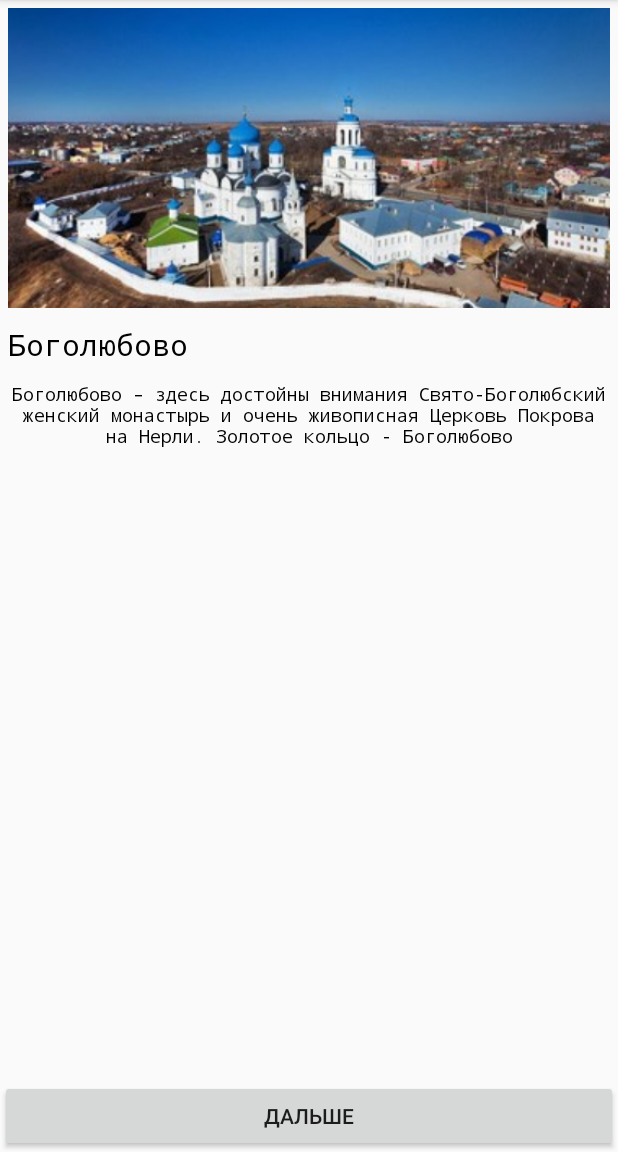
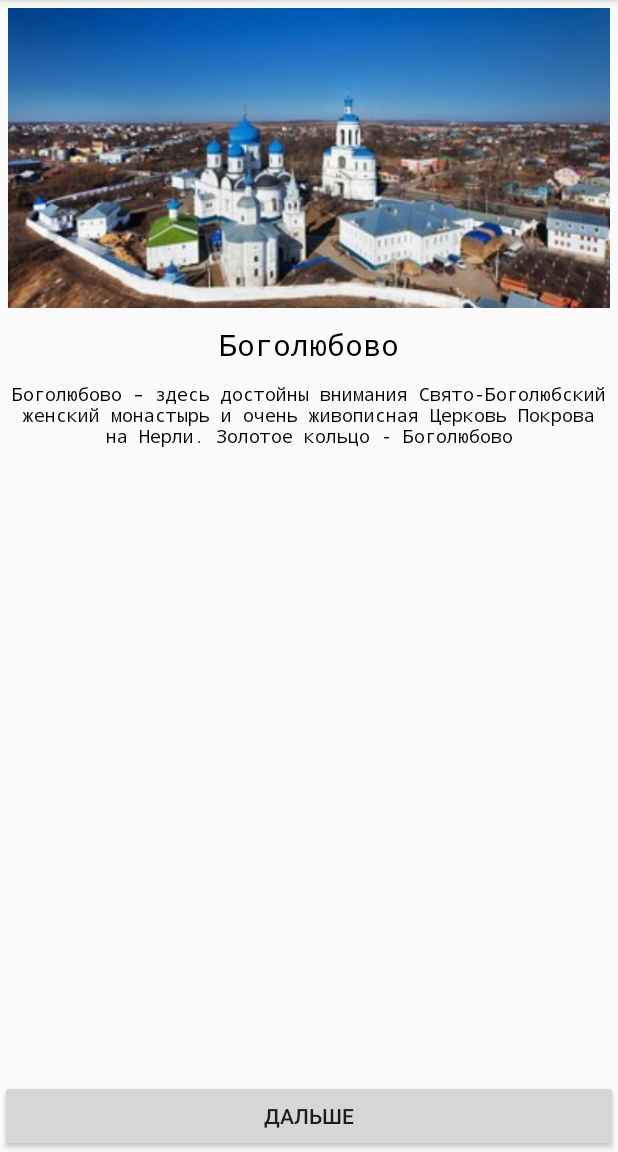
Before and after one commit to alexkatishev/goldRingRussia, an Android app: the BigRing screen opened directly, with no data from a screen before it, after a tap on "ДАЛЬШЕ", on a phone screen of 412 x 824 dp, the part 84-1236 px from its top. Run offline under Robolectric (Android 15) with nearby library versions, the phone set to English and light mode, and no system bars.

Commit message:
final def progect

```diff
--- a/app/src/main/java/ru/alexcat/goldenring/BigRing.kt
+++ b/app/src/main/java/ru/alexcat/goldenring/BigRing.kt
@@ -1,7 +1,6 @@
 package ru.alexcat.goldenring
 import android.os.Bundle
-import android.view.LayoutInflater
-import android.widget.LinearLayout
+import android.widget.Toast
 import androidx.appcompat.app.AppCompatActivity
 import androidx.recyclerview.widget.LinearLayoutManager
 import ru.alexcat.goldenring.databinding.ActivityBigRingBinding
@@ -35,7 +34,7 @@ class BigRing : AppCompatActivity() {
             rcvBigRing.adapter = adapter
             btnNextTown.setOnClickListener{
                 if (index > 6) index =0
-                val plant =Plant(imageIdList[index], titleTextList[index],infoTextIdList[index])
+                val plant =RingPlant(imageIdList[index], titleTextList[index],infoTextIdList[index])
                 adapter.addPlant(plant)
                 index++
             }
@@ -45,4 +44,28 @@ class BigRing : AppCompatActivity() {
 
     }
 
+
+    override fun onStart() {
+        super.onStart()
+        Toast.makeText(this, "onStart BigRing" + getString(R.string.toast_info), Toast.LENGTH_SHORT).show()
+
+    }
+
+    override fun onStop() {
+        super.onStop()
+        Toast.makeText(this, "onStop BigRing" + getString(R.string.toast_info), Toast.LENGTH_SHORT).show()
+
+    }
+
+    override fun onResume() {
+        super.onResume()
+        Toast.makeText(this, "onResume BigRing" + getString(R.string.toast_info), Toast.LENGTH_SHORT).show()
+
+    }
+
+    override fun onPause() {
+        super.onPause()
+        Toast.makeText(this, "onPause BigRing" + getString(R.string.toast_info), Toast.LENGTH_SHORT).show()
+
+    }
 }
--- a/app/src/main/java/ru/alexcat/goldenring/Plant.kt
+++ /dev/null
@@ -1,4 +0,0 @@
-package ru.alexcat.goldenring
-
-
-data class Plant(val imageId: Int, val title:String, val info_for_image: Int)
--- a/app/src/main/java/ru/alexcat/goldenring/PlantAdapter.kt
+++ b/app/src/main/java/ru/alexcat/goldenring/PlantAdapter.kt
@@ -1,5 +1,6 @@
 package ru.alexcat.goldenring
 
+import android.annotation.SuppressLint
 import android.view.LayoutInflater
 import android.view.View
 import android.view.ViewGroup
@@ -8,20 +9,17 @@ import ru.alexcat.goldenring.databinding.PlantItemBinding
 
 class PlantAdapter: RecyclerView.Adapter<PlantAdapter.PlantHolder>() {
 
-    private val plantList = ArrayList<Plant>()
+    private val plantList = ArrayList<RingPlant>()
 
     class PlantHolder(item:View): RecyclerView.ViewHolder(item) {
        private val binding = PlantItemBinding.bind(item)
-        fun bind(plant: Plant) = with(binding){
+        fun bind(ringPlant: RingPlant) = with(binding){
 
-         ivOneItem.setImageResource(plant.imageId)
-            tvTitleOnItem.text = plant.title
-            tvInfoOneItem.setText(plant.info_for_image)
+         ivOneItem.setImageResource(ringPlant.imageId)
+            tvTitleOnItem.text = ringPlant.title
+            tvInfoOneItem.setText(ringPlant.info_for_image)
 
         }
-
-
-
     }
 
     override fun onCreateViewHolder(parent: ViewGroup, viewType: Int): PlantHolder {
@@ -38,8 +36,9 @@ class PlantAdapter: RecyclerView.Adapter<PlantAdapter.PlantHolder>() {
        return plantList.size
     }
 
-    fun addPlant(plant: Plant){
-        plantList.add(plant)
+    @SuppressLint("NotifyDataSetChanged")
+    fun addPlant(ringPlant: RingPlant){
+        plantList.add(ringPlant)
         notifyDataSetChanged()
     }
 }
--- /dev/null
+++ b/app/src/main/java/ru/alexcat/goldenring/RingPlant.kt
@@ -0,0 +1,4 @@
+package ru.alexcat.goldenring
+
+
+data class RingPlant(val imageId: Int, val title:String, val info_for_image: Int)
--- a/app/src/main/res/layout/activity_big_ring.xml
+++ b/app/src/main/res/layout/activity_big_ring.xml
@@ -3,7 +3,7 @@
 
 
     xmlns:app="http://schemas.android.com/apk/res-auto"
-    xmlns:tools="http://schemas.android.com/tools"
+
     android:layout_width="match_parent"
     android:layout_height="match_parent"
     android:orientation="vertical">
@@ -18,7 +18,7 @@
         android:id="@+id/btn_next_town"
         android:layout_width="0dp"
         android:layout_height="wrap_content"
-        android:text="дальше"
+        android:text="@string/next_frame"
         app:layout_constraintBottom_toBottomOf="parent"
         app:layout_constraintEnd_toEndOf="parent"
         app:layout_constraintStart_toStartOf="parent" />
--- a/app/src/main/res/layout/plant_item.xml
+++ b/app/src/main/res/layout/plant_item.xml
@@ -1,40 +1,37 @@
 <?xml version="1.0" encoding="utf-8"?>
-<LinearLayout xmlns:android="http://schemas.android.com/apk/res/android"
+<androidx.coordinatorlayout.widget.CoordinatorLayout xmlns:android="http://schemas.android.com/apk/res/android"
 
     android:id="@+id/list_item_container"
     android:layout_width="match_parent"
+    android:layout_height="wrap_content"
+    android:orientation="vertical">
+
+    <LinearLayout
+        android:layout_width="match_parent"
         android:layout_height="match_parent"
         android:orientation="vertical">
+
         <ImageView
             android:id="@+id/iv_one_item"
             android:layout_width="match_parent"
             android:layout_height="200dp"
             android:layout_margin="5dp"
             android:clickable="true"
+            android:contentDescription="@string/todo"
             android:focusable="true"
+            android:scaleType="centerCrop"
             android:scaleX="1.0"
-        android:scaleY="1.0"
-        android:scaleType="centerCrop"
-        android:contentDescription="@string/todo" />
-    <LinearLayout
-        android:layout_width="match_parent"
-        android:layout_height="wrap_content"
-        android:orientation="horizontal">
+            android:scaleY="1.0" />
         <TextView
             android:id="@+id/tv_title_on_item"
             style="@style/TextAppearance.AppCompat.Title"
-            android:layout_width="0dp"
+            android:layout_width="match_parent"
             android:layout_height="wrap_content"
-            android:layout_weight="1"
             android:fontFamily="monospace"
-            android:gravity="start"
+            android:gravity="center"
             android:padding="5dp"
-            android:text=""
             android:textColor="@color/black"
-            android:textSize="20sp"/>
-    </LinearLayout>
-
-
+            android:textSize="20sp" />
             <TextView
                 android:id="@+id/tv_info_one_item"
                 style="@style/TextAppearance.AppCompat.Title"
@@ -43,8 +40,13 @@
                 android:fontFamily="monospace"
                 android:gravity="center|top"
                 android:padding="5dp"
-        android:text=""
                 android:textColor="@color/black"
                 android:textSize="12sp" />
 
+
+
+
     </LinearLayout>
+
+
+</androidx.coordinatorlayout.widget.CoordinatorLayout>
--- a/app/src/main/res/values/strings.xml
+++ b/app/src/main/res/values/strings.xml
@@ -120,6 +120,7 @@
     <string name="rb_rus">RUS</string>
     <string name="toast_info">onCreate_OK</string>
     <string name="todo">TODO</string>
+    <string name="next_frame">дальше</string>
 
 
 </resources>
```
Also changed, not shown: app/src/main/java/ru/alexcat/goldenring/MainActivity.kt (+6 -7 lines), app/src/main/java/ru/alexcat/goldenring/SmallRing.kt (+35 -1 lines), app/src/main/res/layout/activity_small_ring.xml (+15 -8 lines). Lines whose indentation alone changed are shown as unchanged.
